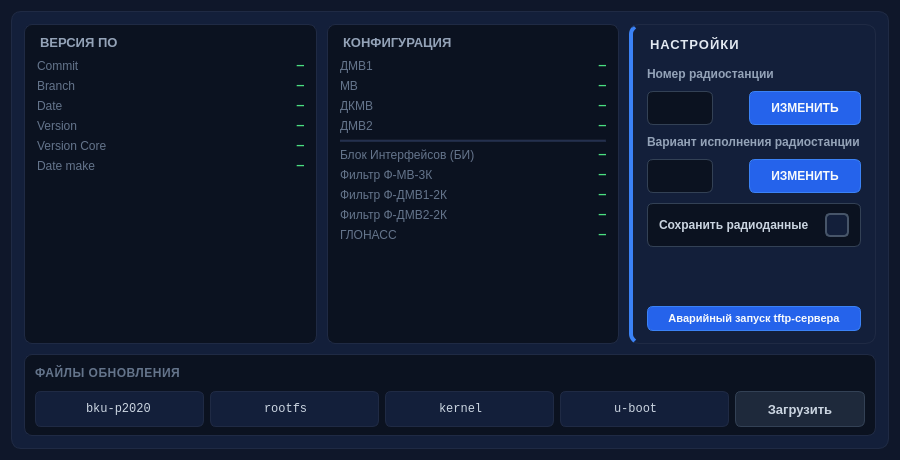
Above: updateBKU.ui from vitalisimys/Check_station before the change. Below: the same form after it.
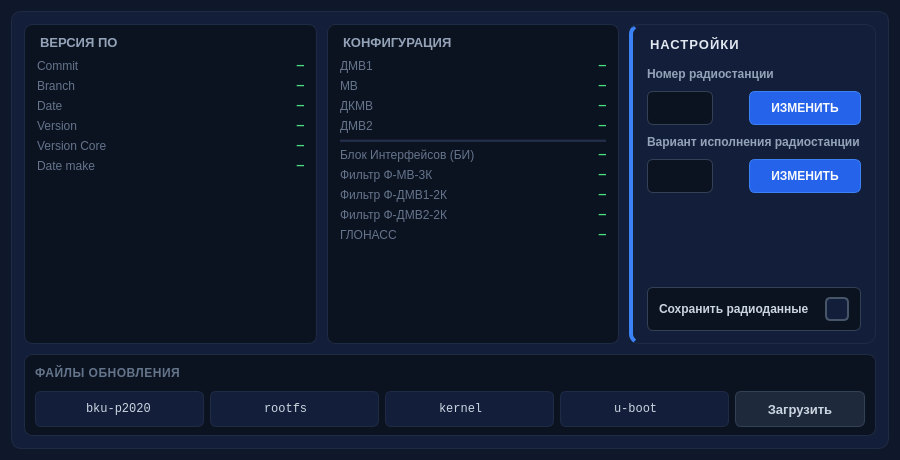
That is the form after the change. Icons and pictures are not drawn.

Commit message: убрал кнопку аварийное обновление

Patch:
```diff
--- a/updateBKU.ui
+++ b/updateBKU.ui
@@ -986,6 +986,19 @@
              </item>
             </layout>
            </item>
+           <item>
+            <spacer name="verticalSpacer_settings">
+             <property name="orientation">
+              <enum>Qt::Vertical</enum>
+             </property>
+             <property name="sizeHint" stdset="0">
+              <size>
+               <width>20</width>
+               <height>10</height>
+              </size>
+             </property>
+            </spacer>
+           </item>
            <item>
             <widget class="QFrame" name="frameSaveRD">
              <property name="styleSheet">
@@ -1063,71 +1076,6 @@
              </layout>
             </widget>
            </item>
-           <item>
-            <spacer name="verticalSpacer_settings">
-             <property name="orientation">
-              <enum>Qt::Vertical</enum>
-             </property>
-             <property name="sizeHint" stdset="0">
-              <size>
-               <width>20</width>
-               <height>10</height>
-              </size>
-             </property>
-            </spacer>
-           </item>
-           <item>
-            <widget class="QPushButton" name="pushButtonEmergency">
-             <property name="sizePolicy">
-              <sizepolicy hsizetype="Preferred" vsizetype="Fixed">
-               <horstretch>0</horstretch>
-               <verstretch>0</verstretch>
-              </sizepolicy>
-             </property>
-             <property name="minimumSize">
-              <size>
-               <width>0</width>
-               <height>0</height>
-              </size>
-             </property>
-             <property name="maximumSize">
-              <size>
-               <width>16777215</width>
-               <height>16777215</height>
-              </size>
-             </property>
-             <property name="font">
-              <font>
-               <pointsize>8</pointsize>
-               <bold>true</bold>
-              </font>
-             </property>
-             <property name="toolTip">
-              <string>Изменить номер радиостанции</string>
-             </property>
-             <property name="styleSheet">
-              <string notr="true">QPushButton {
-    background-color: #2563eb;
-    color: #f8fafc;
-    border: 1px solid #3b82f6;
-    border-radius: 6px;
-    padding: 5px 10px;
-    font-weight: bold;
-}
-QPushButton:hover {
-    background-color: #3b82f6;
-    border-color: #60a5fa;
-}
-QPushButton:pressed { background-color: #1d4ed8; }</string>
-             </property>
-             <property name="text">
-              <string>Аварийный запуск tftp-сервера</string>
-             </property>
-             <property name="flat">
-              <bool>false</bool>
-             </property>
-            </widget>
-           </item>
           </layout>
          </widget>
         </item>
```
The commit also changes 3 other files.
